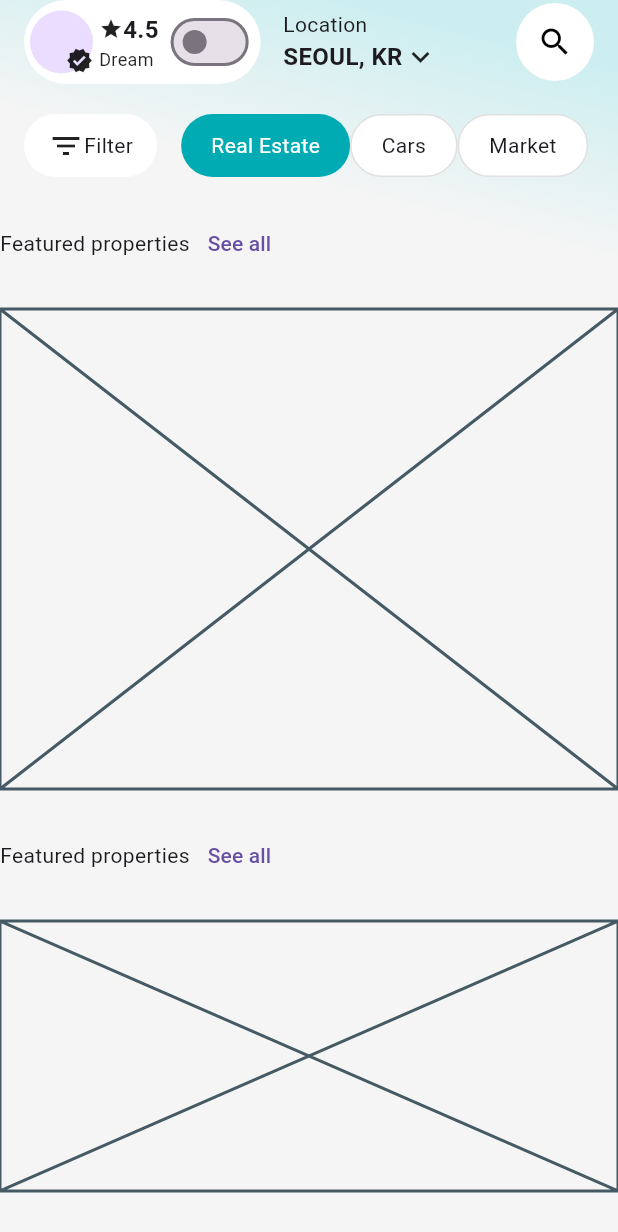
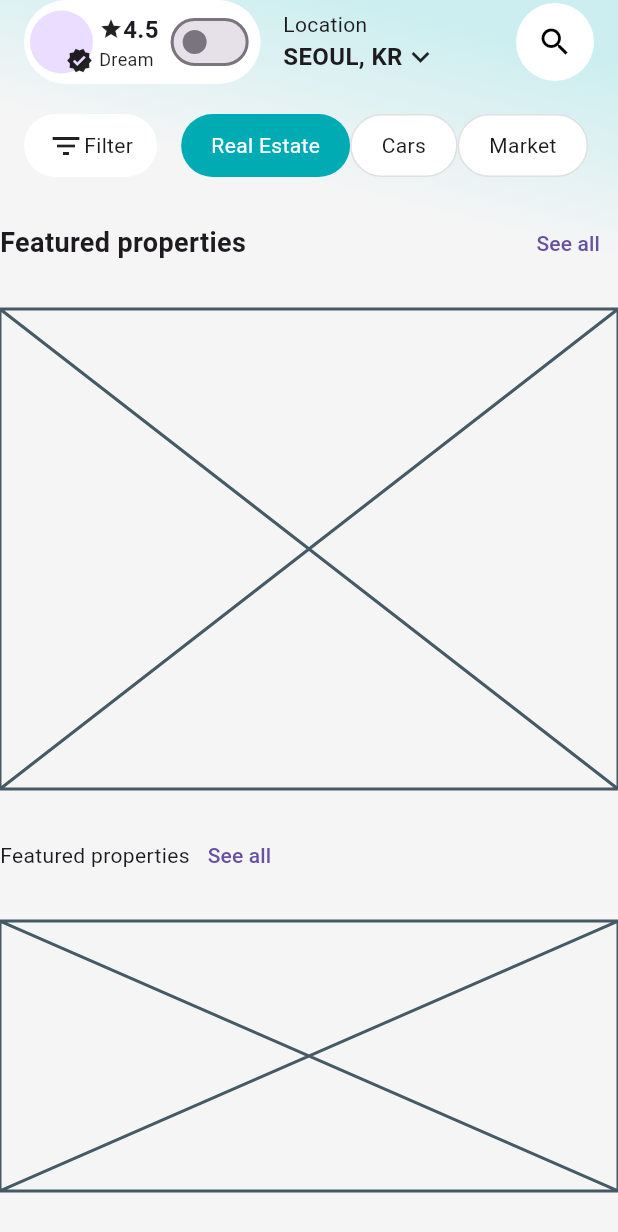
Before and after one commit to JAICHANGPARK/flutter_notebook_chapter_49, a Flutter app: the RealEstateHomePage screen opened directly, on a phone screen of 412 x 824 dp. Shown: the top 1232 px of the screen. Run offline on Flutter 3.47's test engine with Material 3 defaults, Android fonts, the phone set to English and light mode, and no system bars; our stand-ins replace dots_indicator, gap, google_fonts.

Commit message:
Update real_estate_home_page.dart

```diff
--- a/lib/ep2472_real_estate_app/ui/real_estate_home_page.dart
+++ b/lib/ep2472_real_estate_app/ui/real_estate_home_page.dart
@@ -197,8 +197,12 @@ class _RealEstateHomePageState extends State<RealEstateHomePage> {
                     ),
                   ),
                   Row(
+                    mainAxisAlignment: MainAxisAlignment.spaceBetween,
                     children: [
-                      Text("Featured properties"),
+                      Text("Featured properties",style: TextStyle(
+                        fontWeight: FontWeight.bold,
+                        fontSize: 18
+                      ),),
                       TextButton(onPressed: () {}, child: Text("See all")),
                     ],
                   ),
```
